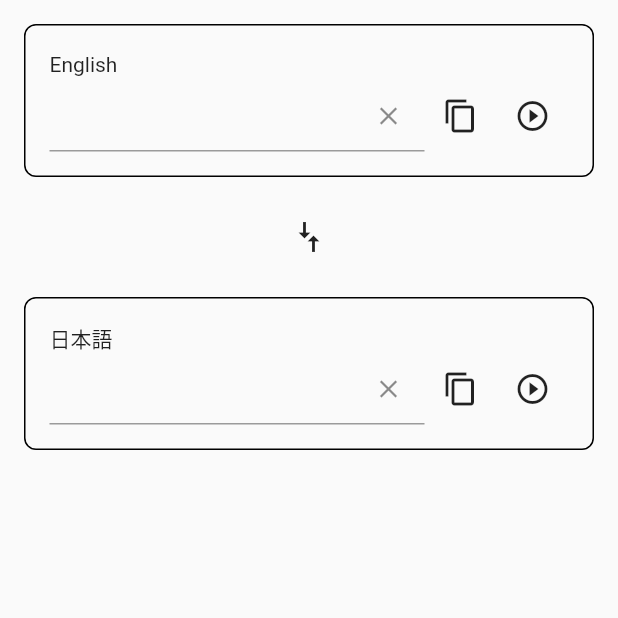
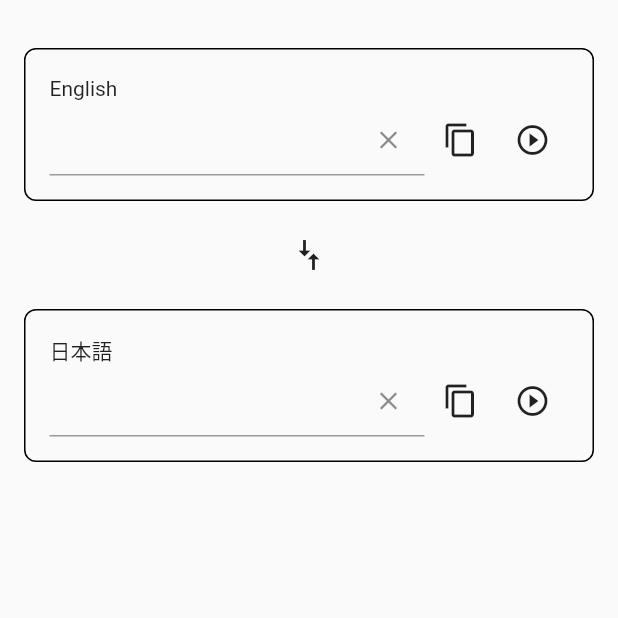
Before and after one commit to KobayashiYoh/mobile_translation_app, a Flutter app: the screen it shows after launch, on a phone screen of 412 x 824 dp, the top half of it. Run offline on Flutter 3.47's test engine with Material 2 defaults, Android fonts, the phone set to English and light mode, and no system bars; our stand-ins replace flutter_tts, fluttertoast; missing offline and left inert: translator.

Commit message:
入れ替えボタンのUIを修正

```diff
--- a/lib/pages/my_home_page.dart
+++ b/lib/pages/my_home_page.dart
@@ -71,9 +71,11 @@ class _MyHomePageState extends State<MyHomePage> {
     return GestureDetector(
       onTap: () => FocusScope.of(context).unfocus(),
       child: Scaffold(
+        resizeToAvoidBottomInset: false,
         body: SafeArea(
-          child: Column(
+          child: ListView(
             children: [
+              const SizedBox(height: 16.0),
               TextFieldItemView(
                 translate: (value) => _translate(value, FieldPosition.top),
                 onPressedSuffixButton: _resetTextField,
@@ -81,14 +83,20 @@ class _MyHomePageState extends State<MyHomePage> {
                 textEditingController: _topController,
                 language: _topLanguage,
               ),
-              IconButton(
-                onPressed: _onPressedSwapTextFieldButton,
-                icon: const RotatedBox(
-                  quarterTurns: 1,
-                  child: SizedBox(
-                    height: 32.0,
-                    child: Icon(
-                      Icons.compare_arrows_outlined,
+              GestureDetector(
+                onTap: _onPressedSwapTextFieldButton,
+                child: Container(
+                  padding: const EdgeInsets.all(8.0),
+                  decoration: const BoxDecoration(
+                    shape: BoxShape.circle,
+                  ),
+                  child: const RotatedBox(
+                    quarterTurns: 1,
+                    child: SizedBox(
+                      height: 32.0,
+                      child: Icon(
+                        Icons.compare_arrows_outlined,
+                      ),
                     ),
                   ),
                 ),
--- a/lib/views/text_field_item_view.dart
+++ b/lib/views/text_field_item_view.dart
@@ -49,6 +49,8 @@ class TextFieldItemView extends StatelessWidget {
                 child: TextField(
                   controller: textEditingController,
                   keyboardType: language.textInputType,
+                  minLines: 1,
+                  maxLines: 10,
                   onChanged: translate,
                   onSubmitted: translate,
                   decoration: InputDecoration(
```
